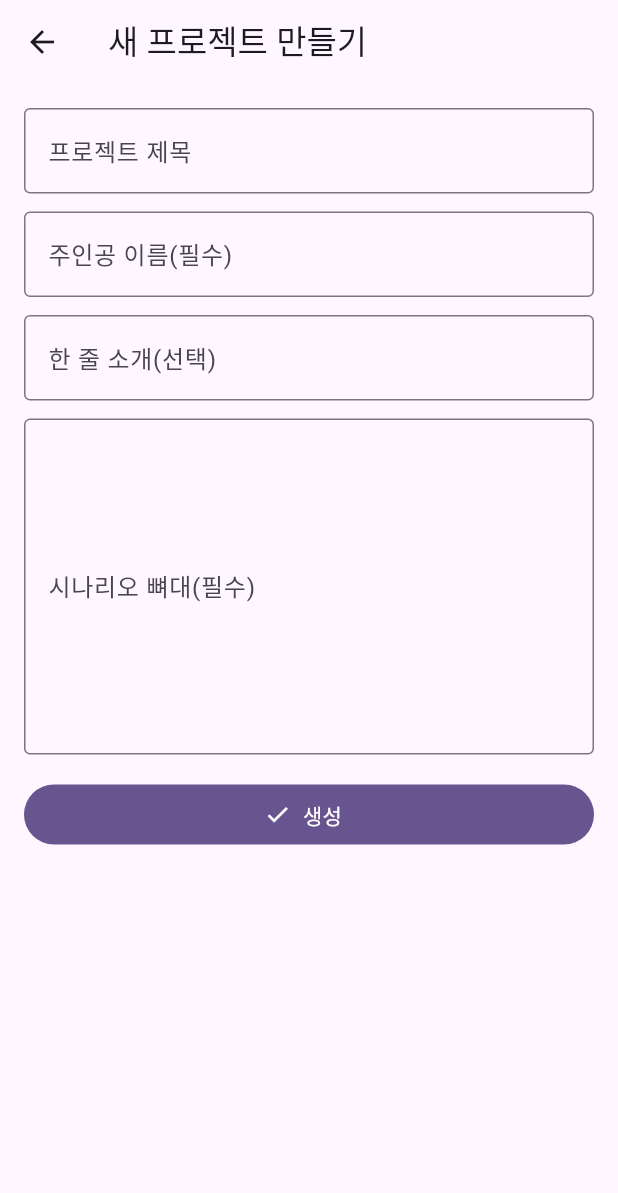
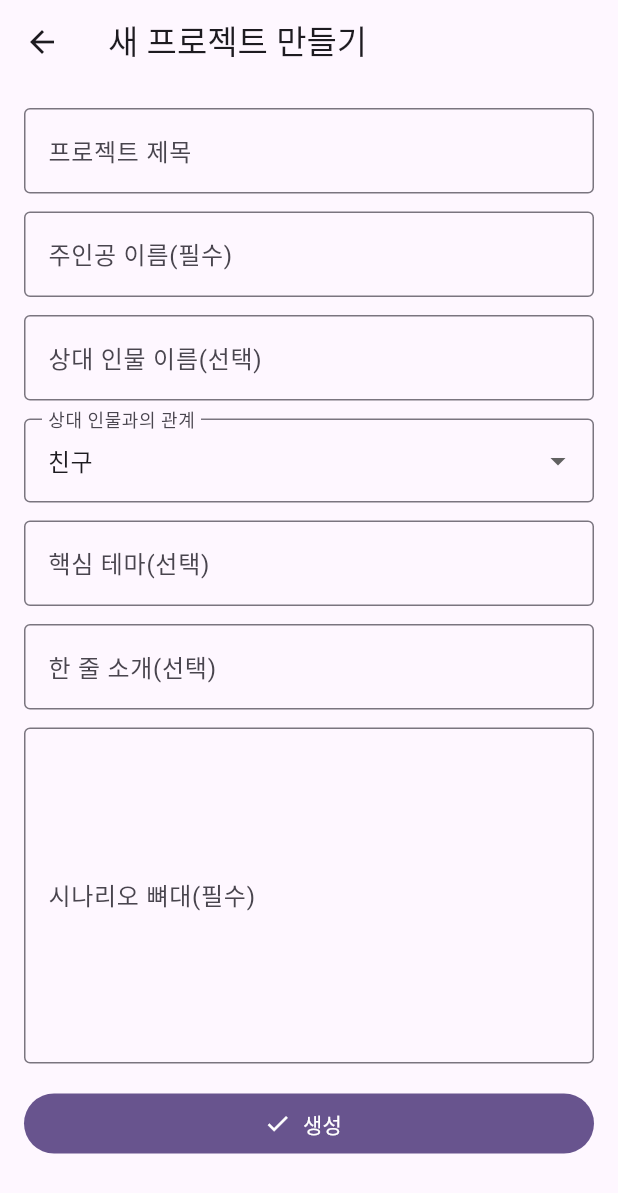
Before and after one commit to Leesuwon1254/reader_pov_app, a Flutter app: the CreateProjectScreen screen opened directly, on a phone screen of 412 x 824 dp. Shown: the top 1193 px of the screen. Run offline on Flutter 3.47's test engine with Material 3 defaults, Android fonts, the phone set to English and light mode, and no system bars; our stand-ins replace shared_preferences; accounts and stored records are empty.

Commit message:
feat: 캐릭터 설정 강화 + 로딩 대기시간 표시
Co-Authored-By: Claude Sonnet 4.6 <noreply@anthropic.com>

```diff
--- a/lib/models/models.dart
+++ b/lib/models/models.dart
@@ -276,6 +276,18 @@ class StoryProject {
   /// 주인공 이름(필수)
   String protagonistName;
 
+  /// 상대 인물 이름 (선택)
+  String partnerName;
+
+  /// 주인공과 상대 인물의 관계 (선택: 친구/연인/라이벌/동료)
+  String partnerRelation;
+
+  /// 핵심 테마 (선택: 예- "승자와 패자, 성장")
+  String coreTheme;
+
+  /// 장르 고정값 (선택: drama/romance/thriller/fantasy/slice)
+  String genreLock;
+
   final List<Episode> episodes;
 
   StoryProject({
@@ -284,6 +296,10 @@ class StoryProject {
     required this.logline,
     required this.baseScenario,
     required this.protagonistName,
+    this.partnerName = '',
+    this.partnerRelation = '',
+    this.coreTheme = '',
+    this.genreLock = '',
     required this.episodes,
   });
 
@@ -293,6 +309,10 @@ class StoryProject {
         'logline': logline,
         'baseScenario': baseScenario,
         'protagonistName': protagonistName,
+        'partnerName': partnerName,
+        'partnerRelation': partnerRelation,
+        'coreTheme': coreTheme,
+        'genreLock': genreLock,
         'episodes': episodes.map((e) => e.toJson()).toList(),
       };
 
@@ -367,6 +387,10 @@ class StoryProject {
       logline: (json['logline'] ?? '').toString(),
       baseScenario: (json['baseScenario'] ?? '').toString(),
       protagonistName: protagonist,
+      partnerName: (json['partnerName'] ?? '').toString(),
+      partnerRelation: (json['partnerRelation'] ?? '').toString(),
+      coreTheme: (json['coreTheme'] ?? '').toString(),
+      genreLock: (json['genreLock'] ?? '').toString(),
       episodes: eps,
     );
   }
--- a/lib/narrative/prompt_builder.dart
+++ b/lib/narrative/prompt_builder.dart
@@ -25,6 +25,7 @@ class PromptBuilder {
   }) {
     return [
       '무인칭 몰입 POV 연재소설을 작성한다. 독자는 장면을 직접 겪는 위치에 놓이며, 한국어 소설 문체로 자연스럽게 전개한다.',
+      _characterLockBlock(project: project),
       _rulesBlock(),
       _povStyleBlock(targetChars: targetChars),
       _protagonistBlock(project: project, targetChars: targetChars),
@@ -50,6 +51,37 @@ class PromptBuilder {
       _projectSeedBlock(project),
       _outputBlock(nextNumber: nextNumber, targetChars: targetChars),
     ].where((s) => s.trim().isNotEmpty).join('\n\n');
+  }
+
+  // ------------------------------------------------------------
+  // CHARACTER LOCK (매 화 고정 지시문)
+  // ------------------------------------------------------------
+  static String _characterLockBlock({required StoryProject project}) {
+    final protagonist = project.protagonistName.trim();
+    final partner = project.partnerName.trim();
+    final relation = project.partnerRelation.trim();
+    final theme = project.coreTheme.trim();
+    final genre = project.genreLock.trim();
+
+    if (protagonist.isEmpty && partner.isEmpty && theme.isEmpty && genre.isEmpty) {
+      return '';
+    }
+
+    final partnerDesc = partner.isNotEmpty
+        ? (relation.isNotEmpty ? '$partner($relation)' : partner)
+        : '(미지정)';
+    final themeDesc = theme.isNotEmpty ? theme : '(미지정)';
+    final genreDesc = genre.isNotEmpty ? genre : '(미지정)';
+
+    return [
+      '[CHARACTER & THEME LOCK — 절대 변경 금지]',
+      '- 주인공: ${protagonist.isNotEmpty ? protagonist : "(미지정)"}',
+      '- 상대: $partnerDesc',
+      '- 테마: $themeDesc',
+      '- 장르: $genreDesc',
+      '- 위 설정(이름/관계/테마/장르)을 매 화 내내 절대 바꾸지 말 것.',
+      '- 이름이 없으면 소년/소녀 또는 인물A/인물B로 고정하고, 화마다 일관되게 유지하라.',
+    ].join('\n');
   }
 
   // ------------------------------------------------------------
--- a/lib/screens/create_project_screen.dart
+++ b/lib/screens/create_project_screen.dart
@@ -12,9 +12,12 @@ class _CreateProjectScreenState extends State<CreateProjectScreen> {
   final _titleCtrl = TextEditingController();
   final _loglineCtrl = TextEditingController();
   final _scenarioCtrl = TextEditingController();
+  final _protagonistCtrl = TextEditingController();
+  final _partnerCtrl = TextEditingController();
+  final _themeCtrl = TextEditingController();
+  String _partnerRelation = '친구';
 
-  // ✅ NEW: 주인공 이름(필수)
-  final _protagonistCtrl = TextEditingController();
+  static const _relationOptions = ['친구', '연인', '라이벌', '동료'];
 
   @override
   void dispose() {
@@ -22,6 +25,8 @@ class _CreateProjectScreenState extends State<CreateProjectScreen> {
     _loglineCtrl.dispose();
     _scenarioCtrl.dispose();
     _protagonistCtrl.dispose();
+    _partnerCtrl.dispose();
+    _themeCtrl.dispose();
     super.dispose();
   }
 
@@ -30,8 +35,9 @@ class _CreateProjectScreenState extends State<CreateProjectScreen> {
     final logline = _loglineCtrl.text.trim();
     final scenario = _scenarioCtrl.text.trim();
     final protagonistName = _protagonistCtrl.text.trim();
+    final partnerName = _partnerCtrl.text.trim();
+    final coreTheme = _themeCtrl.text.trim();
 
-    // ✅ 제목 + 시나리오 + 주인공 이름 필수
     if (title.isEmpty || scenario.isEmpty || protagonistName.isEmpty) {
       ScaffoldMessenger.of(context).showSnackBar(
         const SnackBar(content: Text('제목 / 주인공 이름 / 시나리오(뼈대)는 필수야!')),
@@ -44,10 +50,10 @@ class _CreateProjectScreenState extends State<CreateProjectScreen> {
       title: title,
       logline: logline.isEmpty ? '한 줄 소개 없음' : logline,
       baseScenario: scenario,
-
-      // ✅ NEW
       protagonistName: protagonistName,
-
+      partnerName: partnerName,
+      partnerRelation: partnerName.isNotEmpty ? _partnerRelation : '',
+      coreTheme: coreTheme,
       episodes: [],
     );
 
@@ -71,12 +77,47 @@ class _CreateProjectScreenState extends State<CreateProjectScreen> {
           ),
           const SizedBox(height: 12),
 
-          // ✅ NEW: 주인공 이름 입력 (필수)
           TextField(
             controller: _protagonistCtrl,
             decoration: const InputDecoration(
               labelText: '주인공 이름(필수)',
               hintText: '예) 김태윤',
+              border: OutlineInputBorder(),
+            ),
+          ),
+          const SizedBox(height: 12),
+
+          // 상대 인물 이름
+          TextField(
+            controller: _partnerCtrl,
+            decoration: const InputDecoration(
+              labelText: '상대 인물 이름(선택)',
+              hintText: '예) 이서준',
+              border: OutlineInputBorder(),
+            ),
+          ),
+          const SizedBox(height: 12),
+
+          // 관계 선택
+          DropdownButtonFormField<String>(
+            value: _partnerRelation,
+            decoration: const InputDecoration(
+              labelText: '상대 인물과의 관계',
+              border: OutlineInputBorder(),
+            ),
+            items: _relationOptions
+                .map((r) => DropdownMenuItem(value: r, child: Text(r)))
+                .toList(),
+            onChanged: (v) => setState(() => _partnerRelation = v ?? '친구'),
+          ),
+          const SizedBox(height: 12),
+
+          // 핵심 테마
+          TextField(
+            controller: _themeCtrl,
+            decoration: const InputDecoration(
+              labelText: '핵심 테마(선택)',
+              hintText: '이 소설의 핵심 주제 (예: 승자와 패자, 성장)',
               border: OutlineInputBorder(),
             ),
           ),
--- a/lib/services/api_service.dart
+++ b/lib/services/api_service.dart
@@ -382,6 +382,7 @@ $userRequest
       'guide': scenarioInput,
       'option': tone.label.toString(),
       'mode': tone.apiKey,
+      'episode_number': number,
     };
 
     debugPrint('[ApiService]  SSE 스트리밍 시작...');
```
Also changed, not shown: lib/widgets/generating_dialog.dart (+32 -3 lines).
